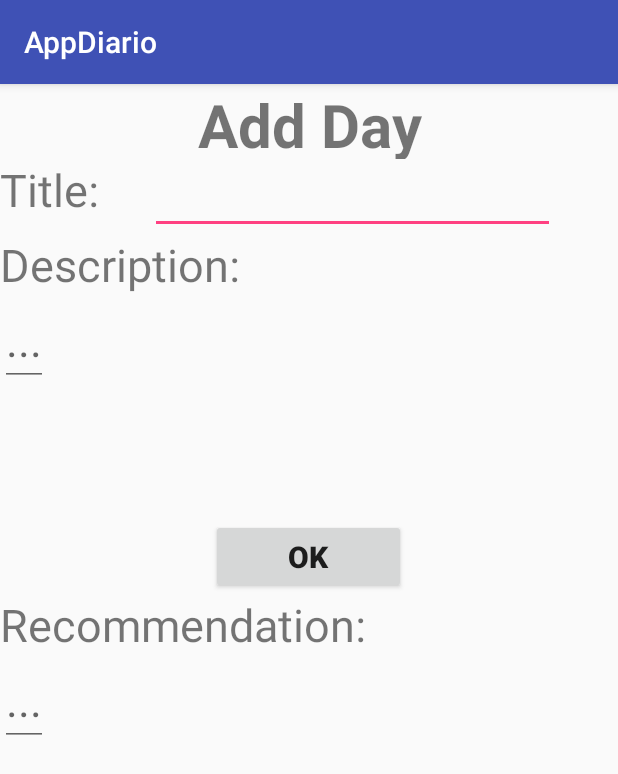
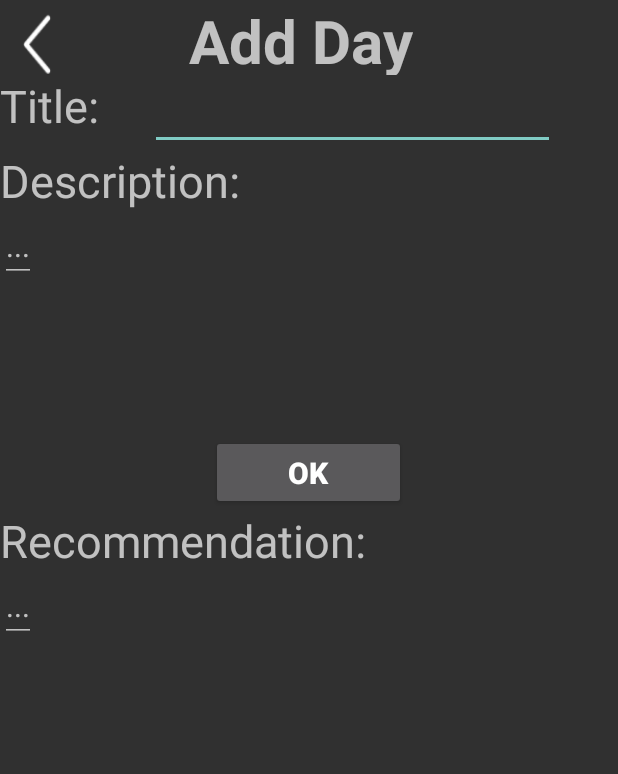
Before and after one commit to MoniGascaF/DiarioApp, an Android app: the Main4ActivityRegDia screen opened directly, with no data from a screen before it, on a phone screen of 412 x 824 dp. Shown: the top 774 px of the screen. Run offline under Robolectric (Android 15) with nearby library versions, the phone set to English and light mode, and no system bars.

Commit message:
Corrección Interfaz

```diff
--- a/DiarioAndroid/app/src/main/AndroidManifest.xml
+++ b/DiarioAndroid/app/src/main/AndroidManifest.xml
@@ -8,7 +8,7 @@
         android:label="@string/app_name"
         android:roundIcon="@mipmap/ic_launcher_round"
         android:supportsRtl="true"
-        android:theme="@style/AppTheme">
+        android:theme="@style/Theme.AppCompat.NoActionBar">
         <activity android:name=".MainActivity">
             <intent-filter>
                 <action android:name="android.intent.action.MAIN" />
--- a/DiarioAndroid/app/src/main/res/layout/activity_main4_reg_dia.xml
+++ b/DiarioAndroid/app/src/main/res/layout/activity_main4_reg_dia.xml
@@ -7,13 +7,26 @@
     android:orientation="vertical"
     tools:context=".Main4ActivityRegDia">
 
+    <LinearLayout
+        android:layout_width="wrap_content"
+        android:layout_height="50dp">
+
+        <Button
+            android:id="@+id/btnRegresar"
+            android:layout_width="50dp"
+            android:layout_height="60dp"
+            android:layout_gravity="left"
+            android:background="@mipmap/back" />
+
         <TextView
-        android:layout_width="match_parent"
+            android:layout_width="300dp"
             android:layout_height="50dp"
             android:text="Add Day"
             android:textAlignment="center"
             android:textSize="40sp"
             android:textStyle="bold" />
+
+    </LinearLayout>
 
     <LinearLayout
         android:layout_width="wrap_content"
@@ -47,7 +60,7 @@
             android:layout_width="wrap_content"
             android:layout_height="wrap_content"
             android:hint="..."
-            android:textSize="30dp"
+            android:textSize="20dp"
             />
     </LinearLayout>
 
@@ -75,7 +88,7 @@
             android:layout_width="wrap_content"
             android:layout_height="wrap_content"
             android:hint="..."
-            android:textSize="30dp"
+            android:textSize="20dp"
             />
     </LinearLayout>
 </LinearLayout>
```
Also changed, not shown: DiarioAndroid/app/src/main/res/layout/activity_main2_reg.xml (+17 -1 lines), DiarioAndroid/app/src/main/res/layout/activity_main3_dia.xml (+9 -1 lines), DiarioAndroid/app/src/main/back-web.png (added), DiarioAndroid/app/src/main/res/mipmap-hdpi/back.png (added), DiarioAndroid/app/src/main/res/mipmap-mdpi/back.png (added), DiarioAndroid/app/src/main/res/mipmap-xhdpi/back.png (added), DiarioAndroid/app/src/main/res/mipmap-xxhdpi/back.png (added), DiarioAndroid/app/src/main/res/mipmap-xxxhdpi/back.png (added). Lines whose indentation alone changed are shown as unchanged.
